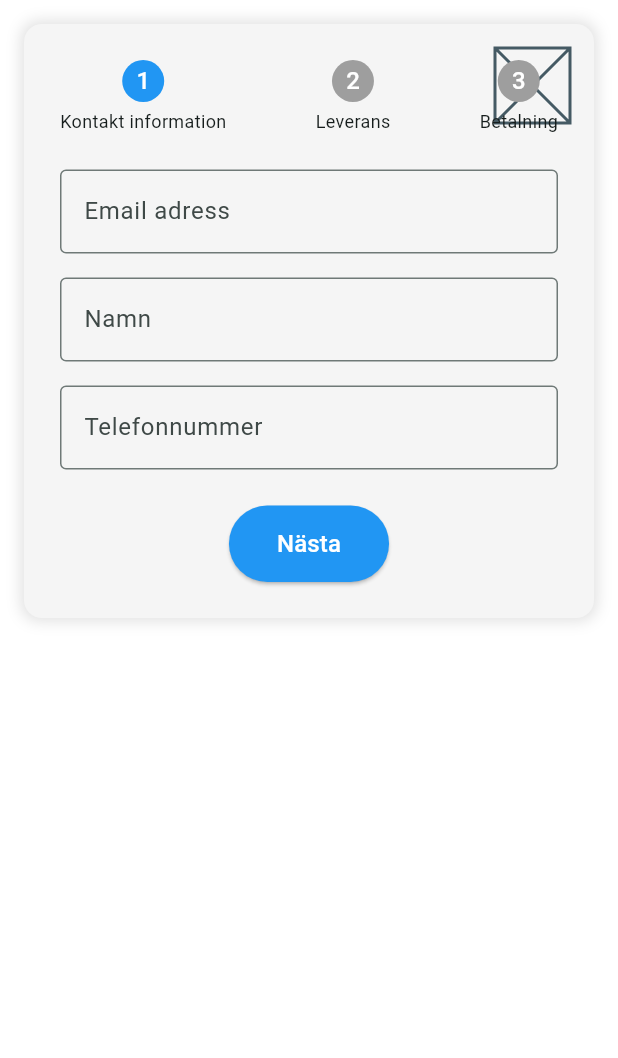
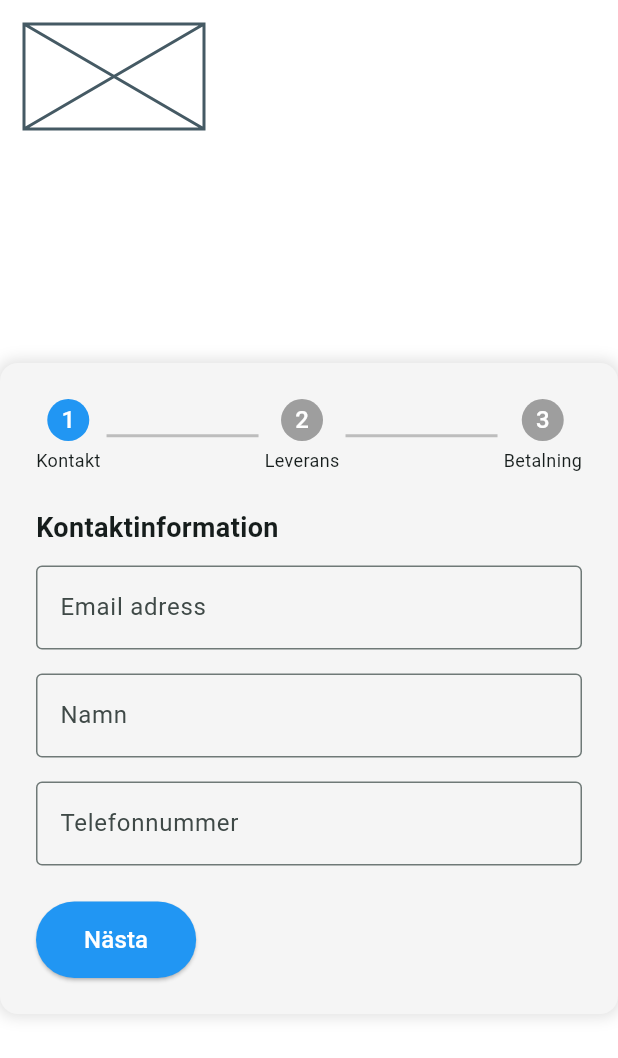
Before and after one commit to LucyIngerman/ImatProject, a Flutter app: the CheckoutPage2 screen opened directly, on a phone screen of 412 x 824 dp. Shown: the top 1058 px of the screen. Run offline on Flutter 3.47's test engine with Material 3 defaults, Android fonts, the phone set to English and light mode, and no system bars; network calls fail.

Commit message:
Front end v1 "Kontakt information" done

```diff
--- a/i_mat_project/lib/pages/checkout_page_2.dart
+++ b/i_mat_project/lib/pages/checkout_page_2.dart
@@ -9,9 +9,23 @@ class CheckoutPage2 extends StatelessWidget {
     return Scaffold(
       backgroundColor: Colors.white,
       body: SafeArea(
-        child: Padding(
-          padding: const EdgeInsets.all(16.0),
+  child: Column(
+    crossAxisAlignment: CrossAxisAlignment.start, // ← Align children left
+    children: [
+      Padding(
+        padding: const EdgeInsets.only(left: 16, top: 16, bottom: 8),
+        child: SizedBox(
+          width: 120,
+          height: 70,
+          child: Placeholder(),
+        ),
+      ),
+
+      Expanded(
+        child: Center(
           child: Container(
+            constraints: BoxConstraints(maxWidth: 800),
+            padding: const EdgeInsets.all(24.0),
             decoration: BoxDecoration(
               color: Colors.grey[100],
               borderRadius: BorderRadius.circular(12),
@@ -19,18 +33,6 @@ class CheckoutPage2 extends StatelessWidget {
                 BoxShadow(color: Colors.black12, blurRadius: 8, spreadRadius: 2),
               ],
             ),
-            child: Stack(
-              children: [
-                Positioned(
-                  top: 16,
-                  right: 16,
-                  child: Placeholder(
-                    fallbackHeight: 50,
-                    fallbackWidth: 50,
-                  ),
-                ),
-                Padding(
-                  padding: const EdgeInsets.all(24.0),
             child: Column(
               mainAxisSize: MainAxisSize.min,
               children: [
@@ -40,9 +42,9 @@ class CheckoutPage2 extends StatelessWidget {
               ],
             ),
           ),
-              ],
         ),
       ),
+    ],
   ),
 ),
     );
--- a/i_mat_project/lib/widgets/kontakt_information_form.dart
+++ b/i_mat_project/lib/widgets/kontakt_information_form.dart
@@ -12,9 +12,32 @@ class _KontaktInformationFormState extends State<KontaktInformationForm> {
   final _phoneController = TextEditingController();
 
   @override
+  void dispose() {
+    _emailController.dispose();
+    _nameController.dispose();
+    _phoneController.dispose();
+    super.dispose();
+  }
+
+  void _onNextPressed() {
+    // Handle next step, e.g. validation or navigation
+    // For example:
+    // if (_emailController.text.isNotEmpty && ... ) { ... }
+  }
+
+  @override
   Widget build(BuildContext context) {
     return Column(
+      crossAxisAlignment: CrossAxisAlignment.start, // Align to left
+      mainAxisSize: MainAxisSize.min,
       children: [
+        Padding(
+          padding: const EdgeInsets.only(bottom: 12.0),
+          child: Text(
+            "Kontaktinformation",
+            style: TextStyle(fontSize: 18, fontWeight: FontWeight.bold),
+          ),
+        ),
         CustomTextField(controller: _emailController, label: 'Email adress'),
         SizedBox(height: 16),
         CustomTextField(controller: _nameController, label: 'Namn'),
@@ -22,13 +45,16 @@ class _KontaktInformationFormState extends State<KontaktInformationForm> {
         CustomTextField(controller: _phoneController, label: 'Telefonnummer'),
         SizedBox(height: 24),
         ElevatedButton(
-          onPressed: () {},
+          onPressed: _onNextPressed,
           style: ElevatedButton.styleFrom(
             backgroundColor: Colors.blue,
             padding: EdgeInsets.symmetric(horizontal: 32, vertical: 14),
           ),
-          child: Text("Nästa", style: TextStyle(fontSize: 16, color: Colors.white)),
-        )
+          child: Text(
+            "Nästa",
+            style: TextStyle(fontSize: 16, color: Colors.white),
+          ),
+        ),
       ],
     );
   }
--- a/i_mat_project/lib/widgets/wizard_header.dart
+++ b/i_mat_project/lib/widgets/wizard_header.dart
@@ -5,10 +5,10 @@ class WizardHeader extends StatelessWidget {
   Widget build(BuildContext context) {
     return Row(
       children: [
-        StepIndicator(label: "1", title: "Kontakt information", isActive: true),
-        Spacer(),
+        StepIndicator(label: "1", title: "Kontakt", isActive: true),
+        ConnectorLine(),
         StepIndicator(label: "2", title: "Leverans", isActive: false),
-        Spacer(),
+        ConnectorLine(),
         StepIndicator(label: "3", title: "Betalning", isActive: false),
       ],
     );
@@ -41,3 +41,16 @@ class StepIndicator extends StatelessWidget {
     );
   }
 }
+
+class ConnectorLine extends StatelessWidget {
+  @override
+  Widget build(BuildContext context) {
+    return Expanded(
+      child: Container(
+        height: 2,
+        color: Colors.grey[400],
+        margin: EdgeInsets.symmetric(horizontal: 4),
+      ),
+    );
+  }
+}
```
Lines whose indentation alone changed are shown as unchanged.
